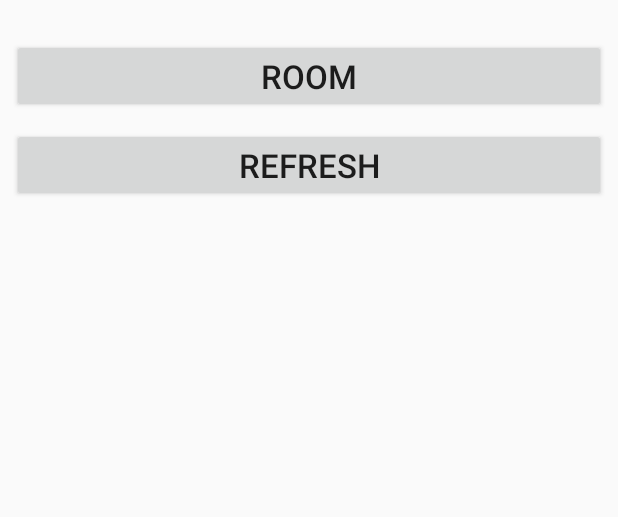
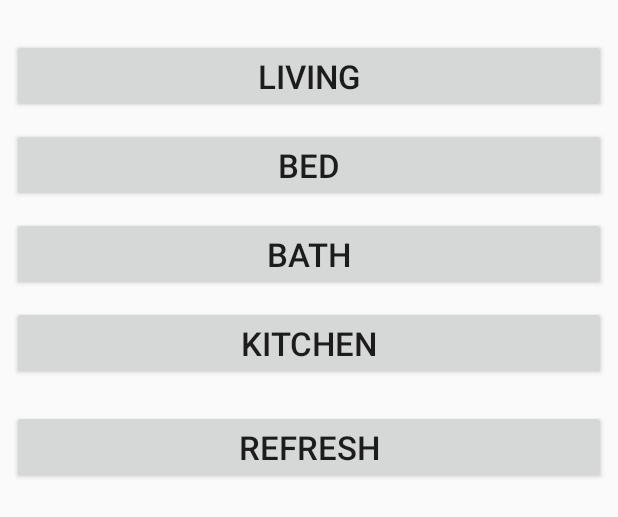
Before and after one commit to snst/homeController, an Android app: the layout activity_main.xml on its own in the app's theme, with its tools: preview values and no code run, on a phone screen of 412 x 824 dp. Shown: the top 517 px of the screen. Run offline under Robolectric (Android 15) with nearby library versions, the phone set to English and light mode, and no system bars.

Commit message:
added some demo buttons for rooms

```diff
--- a/android/myHome/app/src/main/res/layout/activity_main.xml
+++ b/android/myHome/app/src/main/res/layout/activity_main.xml
@@ -12,7 +12,7 @@
     <LinearLayout
         android:id="@+id/linearLayout"
         android:layout_width="0dp"
-        android:layout_height="184dp"
+        android:layout_height="wrap_content"
         android:layout_marginTop="16dp"
         android:gravity="top"
         android:orientation="vertical"
@@ -28,14 +28,41 @@
             android:layout_marginTop="10dp"
             android:onClick="onBtnRoom"
             android:tag="Living"
-            android:text="Room"
+            android:text="Living"
+            android:textSize="22sp" />
+
+        <Button
+            android:id="@+id/btnRoom2"
+            android:layout_width="match_parent"
+            android:layout_height="wrap_content"
+            android:layout_marginTop="10dp"
+            android:tag="Bed"
+            android:text="Bed"
+            android:textSize="22sp" />
+
+        <Button
+            android:id="@+id/btnRoom3"
+            android:layout_width="match_parent"
+            android:layout_height="wrap_content"
+            android:layout_marginTop="10dp"
+            android:tag="Bath"
+            android:text="Bath"
+            android:textSize="22sp" />
+
+        <Button
+            android:id="@+id/btnRoom4"
+            android:layout_width="match_parent"
+            android:layout_height="wrap_content"
+            android:layout_marginTop="10dp"
+            android:tag="Kitchen"
+            android:text="Kitchen"
             android:textSize="22sp" />
 
         <Button
             android:id="@+id/btnRefresh"
             android:layout_width="match_parent"
             android:layout_height="wrap_content"
-            android:layout_marginTop="10dp"
+            android:layout_marginTop="20dp"
             android:onClick="onBtnRefresh"
             android:text="Refresh"
             android:textSize="22sp" />
```
